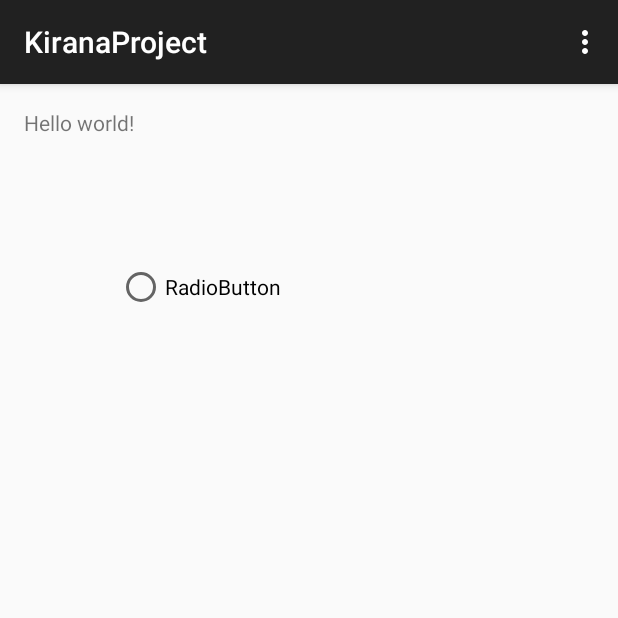
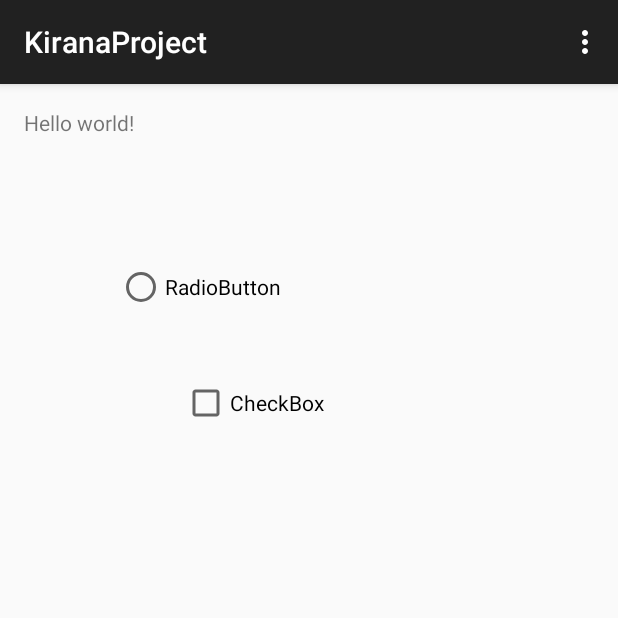
Before and after one commit to pagrawal1407/Container, an Android app: the screen it shows after launch (MainActivity), on a phone screen of 412 x 824 dp, the top half of it. Run offline under Robolectric (Android 15) with nearby library versions, the phone set to English and light mode, and no system bars.

Commit message:
Checkbox added

```diff
--- a/app/src/main/res/layout/activity_main.xml
+++ b/app/src/main/res/layout/activity_main.xml
@@ -21,4 +21,16 @@
         android:layout_marginTop="84dp"
         android:id="@+id/radioButton" />
 
+    <CheckBox
+        android:text="CheckBox"
+        android:layout_width="wrap_content"
+        android:layout_height="wrap_content"
+        android:layout_below="@+id/radioButton"
+        android:layout_toRightOf="@+id/textView"
+        android:layout_toEndOf="@+id/textView"
+        android:layout_marginLeft="32dp"
+        android:layout_marginStart="32dp"
+        android:layout_marginTop="45dp"
+        android:id="@+id/checkBox" />
+
 </RelativeLayout>
```
Also changed, not shown: 1 other file.
